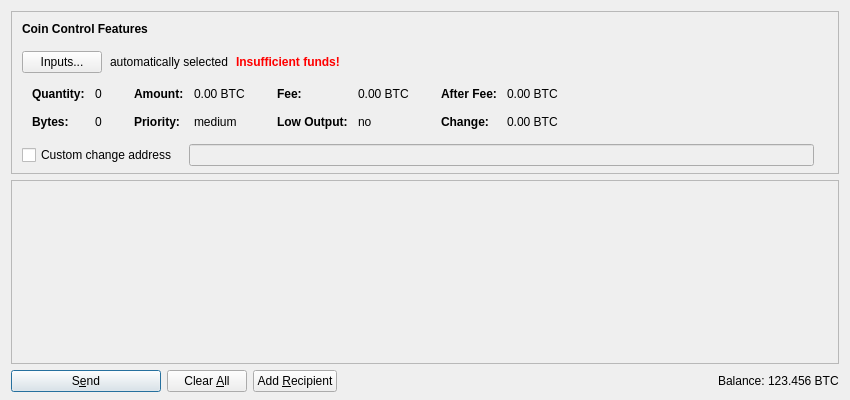
Old version of the form src/qt/forms/sendcoinsdialog.ui in the repository salarii/dims.
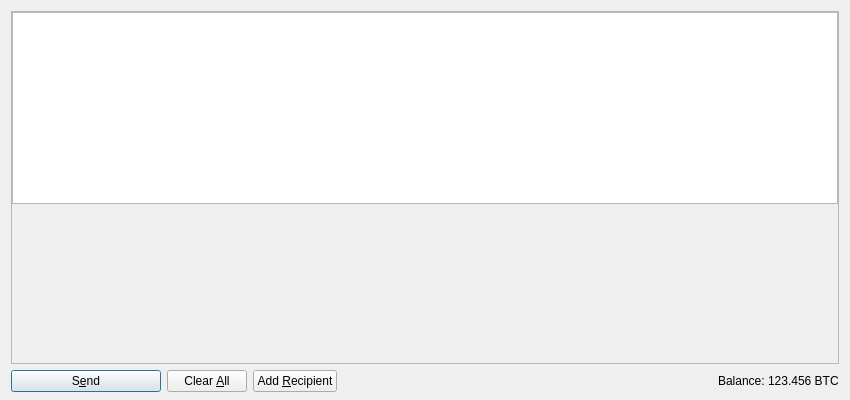
New version of the form. Icons and pictures are not drawn. Custom widgets are drawn as their Qt base class.

```diff
--- a/src/qt/forms/sendcoinsdialog.ui
+++ b/src/qt/forms/sendcoinsdialog.ui
@@ -13,596 +13,10 @@
   <property name="windowTitle">
    <string>Send Coins</string>
   </property>
-  <layout class="QVBoxLayout" name="verticalLayout" stretch="0,1,0">
+  <layout class="QVBoxLayout" name="verticalLayout" stretch="1,0">
    <property name="bottomMargin">
     <number>8</number>
    </property>
-   <item>
-    <widget class="QFrame" name="frameCoinControl">
-     <property name="sizePolicy">
-      <sizepolicy hsizetype="Expanding" vsizetype="Expanding">
-       <horstretch>0</horstretch>
-       <verstretch>0</verstretch>
-      </sizepolicy>
-     </property>
-     <property name="maximumSize">
-      <size>
-       <width>16777215</width>
-       <height>16777215</height>
-      </size>
-     </property>
-     <property name="frameShape">
-      <enum>QFrame::StyledPanel</enum>
-     </property>
-     <property name="frameShadow">
-      <enum>QFrame::Sunken</enum>
-     </property>
-     <layout class="QVBoxLayout" name="verticalLayoutCoinControl2">
-      <property name="spacing">
-       <number>0</number>
-      </property>
-      <property name="leftMargin">
-       <number>0</number>
-      </property>
-      <property name="topMargin">
-       <number>0</number>
-      </property>
-      <property name="rightMargin">
-       <number>0</number>
-      </property>
-      <property name="bottomMargin">
-       <number>6</number>
-      </property>
-      <item>
-       <layout class="QVBoxLayout" name="verticalLayoutCoinControl" stretch="0,0,0,0,1">
-        <property name="spacing">
-         <number>0</number>
-        </property>
-        <property name="leftMargin">
-         <number>10</number>
-        </property>
-        <property name="topMargin">
-         <number>10</number>
-        </property>
-        <item>
-         <layout class="QHBoxLayout" name="horizontalLayoutCoinControl1">
-          <property name="bottomMargin">
-           <number>15</number>
-          </property>
-          <item>
-           <widget class="QLabel" name="labelCoinControlFeatures">
-            <property name="sizePolicy">
-             <sizepolicy hsizetype="Preferred" vsizetype="Maximum">
-              <horstretch>0</horstretch>
-              <verstretch>0</verstretch>
-             </sizepolicy>
-            </property>
-            <property name="font">
-             <font>
-              <weight>75</weight>
-              <bold>true</bold>
-             </font>
-            </property>
-            <property name="styleSheet">
-             <string notr="true">font-weight:bold;</string>
-            </property>
-            <property name="text">
-             <string>Coin Control Features</string>
-            </property>
-           </widget>
-          </item>
-         </layout>
-        </item>
-        <item>
-         <layout class="QHBoxLayout" name="horizontalLayoutCoinControl2" stretch="0,0,0,0">
-          <property name="spacing">
-           <number>8</number>
-          </property>
-          <property name="bottomMargin">
-           <number>10</number>
-          </property>
-          <item>
-           <widget class="QPushButton" name="pushButtonCoinControl">
-            <property name="styleSheet">
-             <string notr="true"/>
-            </property>
-            <property name="text">
-             <string>Inputs...</string>
-            </property>
-           </widget>
-          </item>
-          <item>
-           <widget class="QLabel" name="labelCoinControlAutomaticallySelected">
-            <property name="text">
-             <string>automatically selected</string>
-            </property>
-            <property name="margin">
-             <number>5</number>
-            </property>
-           </widget>
-          </item>
-          <item>
-           <widget class="QLabel" name="labelCoinControlInsuffFunds">
-            <property name="font">
-             <font>
-              <weight>75</weight>
-              <bold>true</bold>
-             </font>
-            </property>
-            <property name="styleSheet">
-             <string notr="true">color:red;font-weight:bold;</string>
-            </property>
-            <property name="text">
-             <string>Insufficient funds!</string>
-            </property>
-            <property name="margin">
-             <number>5</number>
-            </property>
-           </widget>
-          </item>
-          <item>
-           <spacer name="horizontalSpacerCoinControl">
-            <property name="orientation">
-             <enum>Qt::Horizontal</enum>
-            </property>
-            <property name="sizeHint" stdset="0">
-             <size>
-              <width>40</width>
-              <height>1</height>
-             </size>
-            </property>
-           </spacer>
-          </item>
-         </layout>
-        </item>
-        <item>
-         <widget class="QWidget" name="widgetCoinControl" native="true">
-          <property name="sizePolicy">
-           <sizepolicy hsizetype="Preferred" vsizetype="Preferred">
-            <horstretch>0</horstretch>
-            <verstretch>0</verstretch>
-           </sizepolicy>
-          </property>
-          <property name="minimumSize">
-           <size>
-            <width>0</width>
-            <height>0</height>
-           </size>
-          </property>
-          <property name="styleSheet">
-           <string notr="true"/>
-          </property>
-          <layout class="QHBoxLayout" name="horizontalLayoutCoinControl5">
-           <property name="leftMargin">
-            <number>0</number>
-           </property>
-           <property name="topMargin">
-            <number>0</number>
-           </property>
-           <property name="rightMargin">
-            <number>0</number>
-           </property>
-           <property name="bottomMargin">
-            <number>0</number>
-           </property>
-           <item>
-            <layout class="QHBoxLayout" name="horizontalLayoutCoinControl3" stretch="0,0,0,1">
-             <property name="spacing">
-              <number>20</number>
-             </property>
-             <property name="topMargin">
-              <number>0</number>
-             </property>
-             <property name="bottomMargin">
-              <number>10</number>
-             </property>
-             <item>
-              <layout class="QFormLayout" name="formLayoutCoinControl1">
-               <property name="horizontalSpacing">
-                <number>10</number>
-               </property>
-               <property name="verticalSpacing">
-                <number>14</number>
-               </property>
-               <property name="leftMargin">
-                <number>10</number>
-               </property>
-               <property name="topMargin">
-                <number>4</number>
-               </property>
-               <property name="rightMargin">
-                <number>6</number>
-               </property>
-               <item row="0" column="0">
-                <widget class="QLabel" name="labelCoinControlQuantityText">
-                 <property name="font">
-                  <font>
-                   <weight>75</weight>
-                   <bold>true</bold>
-                  </font>
-                 </property>
-                 <property name="text">
-                  <string>Quantity:</string>
-                 </property>
-                 <property name="margin">
-                  <number>0</number>
-                 </property>
-                </widget>
-               </item>
-               <item row="0" column="1">
-                <widget class="QLabel" name="labelCoinControlQuantity">
-                 <property name="cursor">
-                  <cursorShape>IBeamCursor</cursorShape>
-                 </property>
-                 <property name="contextMenuPolicy">
-                  <enum>Qt::ActionsContextMenu</enum>
-                 </property>
-                 <property name="text">
-                  <string notr="true">0</string>
-                 </property>
-                 <property name="margin">
-                  <number>0</number>
-                 </property>
-                 <property name="textInteractionFlags">
-                  <set>Qt::LinksAccessibleByMouse|Qt::TextSelectableByKeyboard|Qt::TextSelectableByMouse</set>
-                 </property>
-                </widget>
-               </item>
-               <item row="1" column="0">
-                <widget class="QLabel" name="labelCoinControlBytesText">
-                 <property name="font">
-                  <font>
-                   <weight>75</weight>
-                   <bold>true</bold>
-                  </font>
-                 </property>
-                 <property name="text">
-                  <string>Bytes:</string>
-                 </property>
-                </widget>
-               </item>
-               <item row="1" column="1">
-                <widget class="QLabel" name="labelCoinControlBytes">
-                 <property name="cursor">
-                  <cursorShape>IBeamCursor</cursorShape>
-                 </property>
-                 <property name="contextMenuPolicy">
-                  <enum>Qt::ActionsContextMenu</enum>
-                 </property>
-                 <property name="text">
-                  <string notr="true">0</string>
-                 </property>
-                 <property name="textInteractionFlags">
-                  <set>Qt::LinksAccessibleByMouse|Qt::TextSelectableByKeyboard|Qt::TextSelectableByMouse</set>
-                 </property>
-                </widget>
-               </item>
-              </layout>
-             </item>
-             <item>
-              <layout class="QFormLayout" name="formLayoutCoinControl2">
-               <property name="horizontalSpacing">
-                <number>10</number>
-               </property>
-               <property name="verticalSpacing">
-                <number>14</number>
-               </property>
-               <property name="leftMargin">
-                <number>6</number>
-               </property>
-               <property name="topMargin">
-                <number>4</number>
-               </property>
-               <property name="rightMargin">
-                <number>6</number>
-               </property>
-               <item row="0" column="0">
-                <widget class="QLabel" name="labelCoinControlAmountText">
-                 <property name="font">
-                  <font>
-                   <weight>75</weight>
-                   <bold>true</bold>
-                  </font>
-                 </property>
-                 <property name="text">
-                  <string>Amount:</string>
-                 </property>
-                 <property name="margin">
-                  <number>0</number>
-                 </property>
-                </widget>
-               </item>
-               <item row="0" column="1">
-                <widget class="QLabel" name="labelCoinControlAmount">
-                 <property name="cursor">
-                  <cursorShape>IBeamCursor</cursorShape>
-                 </property>
-                 <property name="contextMenuPolicy">
-                  <enum>Qt::ActionsContextMenu</enum>
-                 </property>
-                 <property name="text">
-                  <string notr="true">0.00 BTC</string>
-                 </property>
-                 <property name="textInteractionFlags">
-                  <set>Qt::LinksAccessibleByMouse|Qt::TextSelectableByKeyboard|Qt::TextSelectableByMouse</set>
-                 </property>
-                </widget>
-               </item>
-               <item row="1" column="0">
-                <widget class="QLabel" name="labelCoinControlPriorityText">
-                 <property name="font">
-                  <font>
-                   <weight>75</weight>
-                   <bold>true</bold>
-                  </font>
-                 </property>
-                 <property name="text">
-                  <string>Priority:</string>
-                 </property>
-                </widget>
-               </item>
-               <item row="1" column="1">
-                <widget class="QLabel" name="labelCoinControlPriority">
-                 <property name="cursor">
-                  <cursorShape>IBeamCursor</cursorShape>
-                 </property>
-                 <property name="contextMenuPolicy">
-                  <enum>Qt::ActionsContextMenu</enum>
-                 </property>
-                 <property name="text">
-                  <string notr="true">medium</string>
-                 </property>
-                 <property name="textInteractionFlags">
-                  <set>Qt::LinksAccessibleByMouse|Qt::TextSelectableByKeyboard|Qt::TextSelectableByMouse</set>
-                 </property>
-                </widget>
-               </item>
-              </layout>
-             </item>
-             <item>
-              <layout class="QFormLayout" name="formLayoutCoinControl3">
-               <property name="horizontalSpacing">
-                <number>10</number>
-               </property>
-               <property name="verticalSpacing">
-                <number>14</number>
-               </property>
-               <property name="leftMargin">
-                <number>6</number>
-               </property>
-               <property name="topMargin">
-                <number>4</number>
-               </property>
-               <property name="rightMargin">
-                <number>6</number>
-               </property>
-               <item row="0" column="0">
-                <widget class="QLabel" name="labelCoinControlFeeText">
-                 <property name="font">
-                  <font>
-                   <weight>75</weight>
-                   <bold>true</bold>
-                  </font>
-                 </property>
-                 <property name="text">
-                  <string>Fee:</string>
-                 </property>
-                 <property name="margin">
-                  <number>0</number>
-                 </property>
-                </widget>
-               </item>
-               <item row="0" column="1">
-                <widget class="QLabel" name="labelCoinControlFee">
-                 <property name="cursor">
-                  <cursorShape>IBeamCursor</cursorShape>
-                 </property>
-                 <property name="contextMenuPolicy">
-                  <enum>Qt::ActionsContextMenu</enum>
-                 </property>
-                 <property name="text">
-                  <string notr="true">0.00 BTC</string>
-                 </property>
-                 <property name="textInteractionFlags">
-                  <set>Qt::LinksAccessibleByMouse|Qt::TextSelectableByKeyboard|Qt::TextSelectableByMouse</set>
-                 </property>
-                </widget>
-               </item>
-               <item row="1" column="0">
-                <widget class="QLabel" name="labelCoinControlLowOutputText">
-                 <property name="font">
-                  <font>
-                   <weight>75</weight>
-                   <bold>true</bold>
-                  </font>
-                 </property>
-                 <property name="text">
-                  <string>Low Output:</string>
-                 </property>
-                </widget>
-               </item>
-               <item row="1" column="1">
-                <widget class="QLabel" name="labelCoinControlLowOutput">
-                 <property name="cursor">
-                  <cursorShape>IBeamCursor</cursorShape>
-                 </property>
-                 <property name="contextMenuPolicy">
-                  <enum>Qt::ActionsContextMenu</enum>
-                 </property>
-                 <property name="text">
-                  <string notr="true">no</string>
-                 </property>
-                 <property name="textInteractionFlags">
-                  <set>Qt::LinksAccessibleByMouse|Qt::TextSelectableByKeyboard|Qt::TextSelectableByMouse</set>
-                 </property>
-                </widget>
-               </item>
-              </layout>
-             </item>
-             <item>
-              <layout class="QFormLayout" name="formLayoutCoinControl4">
-               <property name="horizontalSpacing">
-                <number>10</number>
-               </property>
-               <property name="verticalSpacing">
-                <number>14</number>
-               </property>
-               <property name="leftMargin">
-                <number>6</number>
-               </property>
-               <property name="topMargin">
-                <number>4</number>
-               </property>
-               <property name="rightMargin">
-                <number>6</number>
-               </property>
-               <item row="0" column="0">
-                <widget class="QLabel" name="labelCoinControlAfterFeeText">
-                 <property name="font">
-                  <font>
-                   <weight>75</weight>
-                   <bold>true</bold>
-                  </font>
-                 </property>
-                 <property name="text">
-                  <string>After Fee:</string>
-                 </property>
-                 <property name="margin">
-                  <number>0</number>
-                 </property>
-                </widget>
-               </item>
-               <item row="0" column="1">
-                <widget class="QLabel" name="labelCoinControlAfterFee">
-                 <property name="cursor">
-                  <cursorShape>IBeamCursor</cursorShape>
-                 </property>
-                 <property name="contextMenuPolicy">
-                  <enum>Qt::ActionsContextMenu</enum>
-                 </property>
-                 <property name="text">
-                  <string notr="true">0.00 BTC</string>
-                 </property>
-                 <property name="textInteractionFlags">
-                  <set>Qt::LinksAccessibleByMouse|Qt::TextSelectableByKeyboard|Qt::TextSelectableByMouse</set>
-                 </property>
-                </widget>
-               </item>
-               <item row="1" column="0">
-                <widget class="QLabel" name="labelCoinControlChangeText">
-                 <property name="font">
-                  <font>
-                   <weight>75</weight>
-                   <bold>true</bold>
-                  </font>
-                 </property>
-                 <property name="text">
-                  <string>Change:</string>
-                 </property>
-                </widget>
-               </item>
-               <item row="1" column="1">
-                <widget class="QLabel" name="labelCoinControlChange">
-                 <property name="cursor">
-                  <cursorShape>IBeamCursor</cursorShape>
-                 </property>
-                 <property name="contextMenuPolicy">
-                  <enum>Qt::ActionsContextMenu</enum>
-                 </property>
-                 <property name="text">
-                  <string notr="true">0.00 BTC</string>
-                 </property>
-                 <property name="textInteractionFlags">
-                  <set>Qt::LinksAccessibleByMouse|Qt::TextSelectableByKeyboard|Qt::TextSelectableByMouse</set>
-                 </property>
-                </widget>
-               </item>
-              </layout>
-             </item>
-            </layout>
-           </item>
-          </layout>
-         </widget>
-        </item>
-        <item>
-         <layout class="QHBoxLayout" name="horizontalLayoutCoinControl4" stretch="0,0,0">
-          <property name="spacing">
-           <number>12</number>
-          </property>
-          <property name="sizeConstraint">
-           <enum>QLayout::SetDefaultConstraint</enum>
-          </property>
-          <property name="topMargin">
-           <number>5</number>
-          </property>
-          <property name="rightMargin">
-           <number>5</number>
-          </property>
-          <item>
-           <widget class="QCheckBox" name="checkBoxCoinControlChange">
-            <property name="toolTip">
-             <string>If this is activated, but the change address is empty or invalid, change will be sent to a newly generated address.</string>
-            </property>
-            <property name="text">
-             <string>Custom change address</string>
-            </property>
-           </widget>
-          </item>
-          <item>
-           <widget class="QValidatedLineEdit" name="lineEditCoinControlChange">
-            <property name="enabled">
-             <bool>false</bool>
-            </property>
-            <property name="sizePolicy">
-             <sizepolicy hsizetype="Expanding" vsizetype="Fixed">
-              <horstretch>0</horstretch>
-              <verstretch>0</verstretch>
-             </sizepolicy>
-            </property>
-           </widget>
-          </item>
-          <item>
-           <widget class="QLabel" name="labelCoinControlChangeLabel">
-            <property name="sizePolicy">
-             <sizepolicy hsizetype="Preferred" vsizetype="Expanding">
-              <horstretch>0</horstretch>
-              <verstretch>0</verstretch>
-             </sizepolicy>
-            </property>
-            <property name="minimumSize">
-             <size>
-              <width>0</width>
-              <height>0</height>
-             </size>
-            </property>
-            <property name="text">
-             <string/>
-            </property>
-            <property name="margin">
-             <number>3</number>
-            </property>
-           </widget>
-          </item>
-         </layout>
-        </item>
-        <item>
-         <spacer name="verticalSpacerCoinControl">
-          <property name="orientation">
-           <enum>Qt::Vertical</enum>
-          </property>
-          <property name="sizeHint" stdset="0">
-           <size>
-            <width>800</width>
-            <height>1</height>
-           </size>
-          </property>
-         </spacer>
-        </item>
-       </layout>
-      </item>
-     </layout>
-    </widget>
-   </item>
    <item>
     <widget class="QScrollArea" name="scrollArea">
      <property name="widgetResizable">
@@ -613,21 +27,12 @@
        <rect>
         <x>0</x>
         <y>0</y>
-        <width>830</width>
-        <height>178</height>
+        <width>826</width>
+        <height>341</height>
        </rect>
       </property>
-      <layout class="QVBoxLayout" name="verticalLayout_2" stretch="0,1">
-       <property name="leftMargin">
-        <number>0</number>
-       </property>
-       <property name="topMargin">
-        <number>0</number>
-       </property>
-       <property name="rightMargin">
-        <number>0</number>
-       </property>
-       <property name="bottomMargin">
+      <layout class="QVBoxLayout" name="verticalLayout_2" stretch="0,0,1">
+       <property name="margin">
         <number>0</number>
        </property>
        <item>
@@ -637,6 +42,34 @@
          </property>
         </layout>
        </item>
+       <item>
+        <widget class="QTableView" name="tableView">
+         <property name="contextMenuPolicy">
+          <enum>Qt::CustomContextMenu</enum>
+         </property>
+         <property name="toolTip">
+          <string>Double-click to edit address or label</string>
+         </property>
+         <property name="tabKeyNavigation">
+          <bool>false</bool>
+         </property>
+         <property name="alternatingRowColors">
+          <bool>true</bool>
+         </property>
+         <property name="selectionMode">
+          <enum>QAbstractItemView::SingleSelection</enum>
+         </property>
+         <property name="selectionBehavior">
+          <enum>QAbstractItemView::SelectRows</enum>
+         </property>
+         <property name="sortingEnabled">
+          <bool>true</bool>
+         </property>
+         <attribute name="verticalHeaderVisible">
+          <bool>false</bool>
+         </attribute>
+        </widget>
+       </item>
        <item>
         <spacer name="verticalSpacer">
          <property name="orientation">
@@ -766,13 +199,6 @@
    </item>
   </layout>
  </widget>
- <customwidgets>
-  <customwidget>
-   <class>QValidatedLineEdit</class>
-   <extends>QLineEdit</extends>
-   <header>qvalidatedlineedit.h</header>
-  </customwidget>
- </customwidgets>
  <resources>
   <include location="../bitcoin.qrc"/>
  </resources>
```
